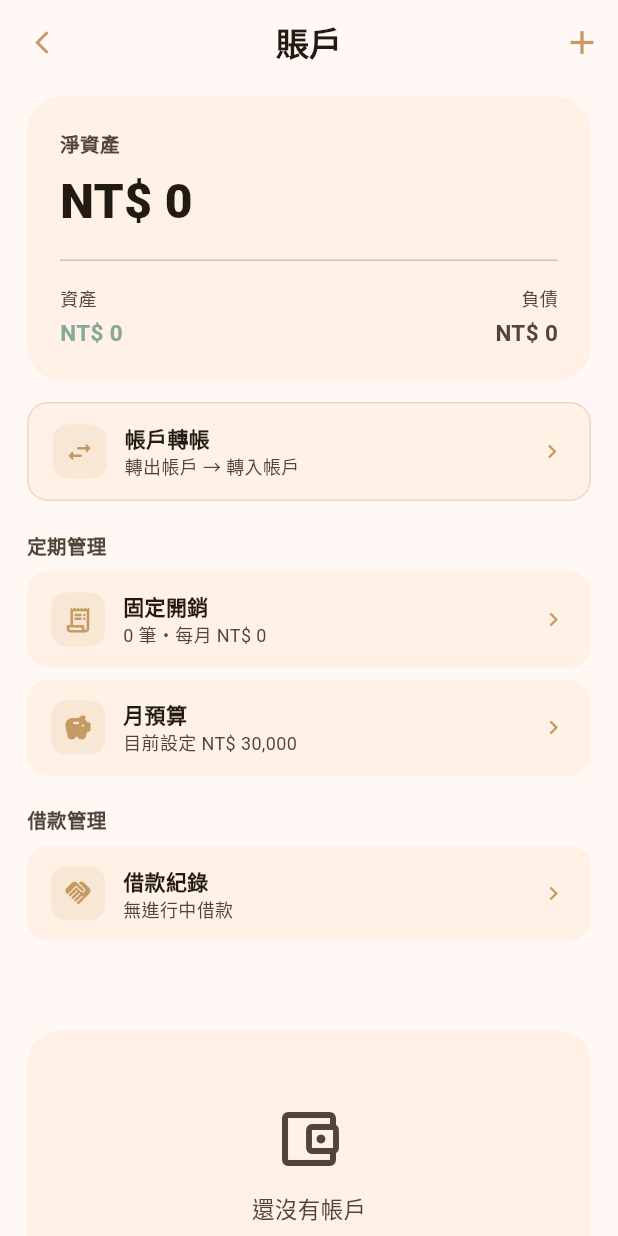
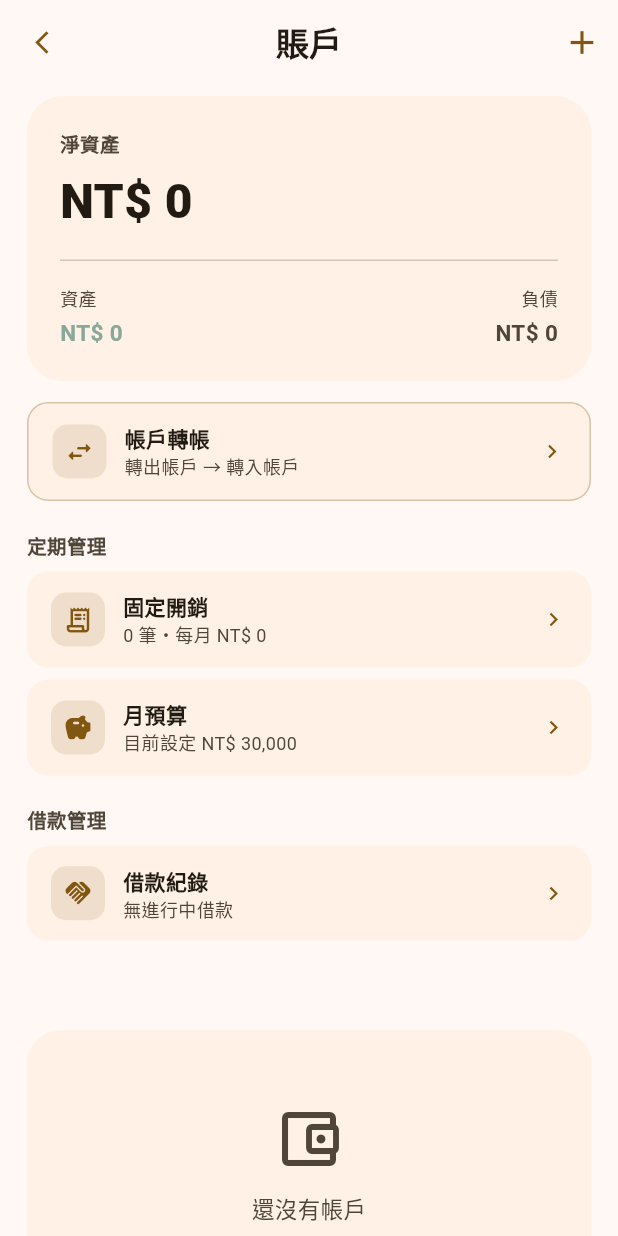
Before and after one commit to Xub6/money-app, a Flutter app: the AccountPage screen opened directly with empty values, on a phone screen of 412 x 824 dp. Run offline on Flutter 3.47's test engine with Material 3 defaults, Android fonts, the phone set to English and light mode, and no system bars; our stand-ins replace cloud_firestore, csv, device_info_plus, file_picker, firebase_auth, firebase_core and 9 more; missing offline and left inert: encrypt, excel; accounts and stored records are empty; network calls fail.

Commit message:
feat: 全面主題化 — 61 處 kGold 改用 cs.primary，FAB/Switch/按鈕/導覽/圖示全部跟著主題走

```diff
--- a/lib/screens/account/account_page.dart
+++ b/lib/screens/account/account_page.dart
@@ -125,8 +125,8 @@ class _AccountPageState extends State<AccountPage> {
                       borderSide: BorderSide.none),
                   focusedBorder: OutlineInputBorder(
                       borderRadius: BorderRadius.circular(12),
-                      borderSide: const BorderSide(
-                          color: AppColors.gold, width: 1.5)),
+                      borderSide: BorderSide(
+                          color: Theme.of(ctx).colorScheme.primary, width: 1.5)),
                 ),
               ),
             ),
@@ -144,15 +144,6 @@ class _AccountPageState extends State<AccountPage> {
                   ));
                 }
               },
-              style: ElevatedButton.styleFrom(
-                backgroundColor: AppColors.gold,
-                foregroundColor: Colors.white,
-                shape: RoundedRectangleBorder(
-                    borderRadius: BorderRadius.circular(12)),
-                padding: const EdgeInsets.symmetric(
-                    horizontal: 20, vertical: 16),
-                elevation: 0,
-              ),
               child: Text(AppLocalizations.of(context, 'update'),
                   style: const TextStyle(fontWeight: FontWeight.w700)),
             ),
@@ -185,10 +176,10 @@ class _AccountPageState extends State<AccountPage> {
             width: 36,
             height: 36,
             decoration: BoxDecoration(
-              color: AppColors.gold.withValues(alpha: 0.12),
+              color: cs.primary.withValues(alpha: 0.12),
               borderRadius: BorderRadius.circular(10),
             ),
-            child: Icon(icon, color: AppColors.gold, size: 20),
+            child: Icon(icon, color: cs.primary, size: 20),
           ),
           const SizedBox(width: 12),
           Expanded(
@@ -203,7 +194,7 @@ class _AccountPageState extends State<AccountPage> {
                       fontSize: 12, color: cs.onSurfaceVariant)),
             ]),
           ),
-          Icon(Icons.chevron_right, color: AppColors.gold, size: 18),
+          Icon(Icons.chevron_right, color: cs.primary, size: 18),
         ]),
       ),
     );
@@ -223,13 +214,13 @@ class _AccountPageState extends State<AccountPage> {
         title: Text(AppLocalizations.of(context, 'accounts'), style: const TextStyle(fontWeight: FontWeight.w800)),
         leading: IconButton(
           icon: const Icon(Icons.arrow_back_ios_new, size: 18),
-          color: AppColors.gold,
+          color: cs.primary,
           onPressed: () => Navigator.pop(context),
         ),
         actions: [
           IconButton(
             key: TourKeys.accountAddBtn,
-            icon: const Icon(Icons.add, color: AppColors.gold, size: 26),
+            icon: Icon(Icons.add, color: cs.primary, size: 26),
             onPressed: _openAdd,
           ),
         ],
@@ -255,15 +246,15 @@ class _AccountPageState extends State<AccountPage> {
                   child: Container(
                     width: double.infinity,
                     padding: const EdgeInsets.symmetric(horizontal: 16, vertical: 12),
-                    color: AppColors.gold.withValues(alpha: 0.12),
+                    color: cs.primary.withValues(alpha: 0.12),
                     child: Row(children: [
-                      const Icon(Icons.north_east_rounded, color: AppColors.gold, size: 18),
+                      Icon(Icons.north_east_rounded, color: cs.primary, size: 18),
                       const SizedBox(width: 8),
                       Expanded(
                         child: Text(
                           AppLocalizations.of(context, 'tour_account_hint'),
-                          style: const TextStyle(
-                            color: AppColors.gold,
+                          style: TextStyle(
+                            color: cs.primary,
                             fontWeight: FontWeight.w700,
                             fontSize: 13,
                           ),
@@ -345,7 +336,7 @@ class _AccountPageState extends State<AccountPage> {
                             const SizedBox(height: 12),
                             Row(children: [
                               Icon(Icons.show_chart_rounded,
-                                  size: 16, color: AppColors.gold),
+                                  size: 16, color: cs.primary),
                               const SizedBox(width: 6),
                               Text(
                                 AppLocalizations.of(context, 'stock_portfolio'),
@@ -358,7 +349,7 @@ class _AccountPageState extends State<AccountPage> {
                                 style: TextStyle(
                                     fontSize: 14,
                                     fontWeight: FontWeight.w700,
-                                    color: AppColors.gold),
+                                    color: cs.primary),
                               ),
                             ]),
                             const SizedBox(height: 10),
@@ -369,7 +360,7 @@ class _AccountPageState extends State<AccountPage> {
                                     horizontal: 10, vertical: 5),
                                 decoration: BoxDecoration(
                                   color: _includeStock
-                                      ? AppColors.gold
+                                      ? cs.primary
                                       : cs.surfaceContainerHighest,
                                   borderRadius: BorderRadius.circular(20),
                                 ),
@@ -418,7 +409,7 @@ class _AccountPageState extends State<AccountPage> {
                         color: cs.surfaceContainerLow,
                         borderRadius: BorderRadius.circular(14),
                         border: Border.all(
-                            color: AppColors.gold.withValues(alpha: 0.3),
+                            color: cs.primary.withValues(alpha: 0.3),
                             width: 1),
                       ),
                       padding: const EdgeInsets.symmetric(
@@ -428,11 +419,11 @@ class _AccountPageState extends State<AccountPage> {
                           width: 36,
                           height: 36,
                           decoration: BoxDecoration(
-                            color: AppColors.gold.withValues(alpha: 0.12),
+                            color: cs.primary.withValues(alpha: 0.12),
                             borderRadius: BorderRadius.circular(10),
                           ),
-                          child: const Icon(Icons.swap_horiz_rounded,
-                              color: AppColors.gold, size: 20),
+                          child: Icon(Icons.swap_horiz_rounded,
+                              color: cs.primary, size: 20),
                         ),
                         const SizedBox(width: 12),
                         Expanded(
@@ -456,7 +447,7 @@ class _AccountPageState extends State<AccountPage> {
                           ]),
                         ),
                         Icon(Icons.chevron_right,
-                            color: AppColors.gold, size: 18),
+                            color: cs.primary, size: 18),
                       ]),
                     ),
                   ),
```
Also changed, not shown: lib/main.dart (+57 -107 lines), lib/providers/theme_provider.dart (+94 -43 lines).
